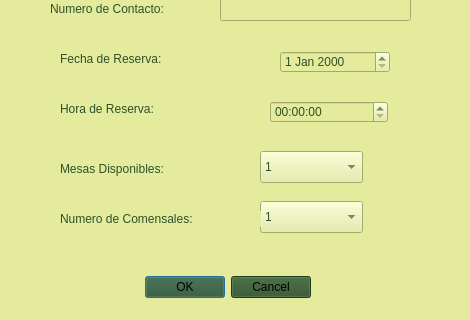
valeAlfaro5/ProyectoLenguajesDeProgramacion, file nuevareserva.ui: the form before one commit; both pictures show x 0 to 470 and y 169 to 489 of the 470 by 489 pixel window.
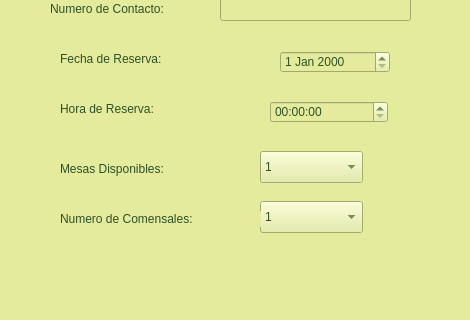
The form after the commit.

Patch:
```diff
--- a/nuevareserva.ui
+++ b/nuevareserva.ui
@@ -31,11 +31,8 @@
 background-color: rgb(45, 81, 40);
 </string>
    </property>
-   <property name="orientation">
-    <enum>Qt::Orientation::Horizontal</enum>
-   </property>
    <property name="standardButtons">
-    <set>QDialogButtonBox::StandardButton::Cancel|QDialogButtonBox::StandardButton::Ok</set>
+    <set>QDialogButtonBox::NoButton</set>
    </property>
   </widget>
   <widget class="QLineEdit" name="nombreCliente">
```
